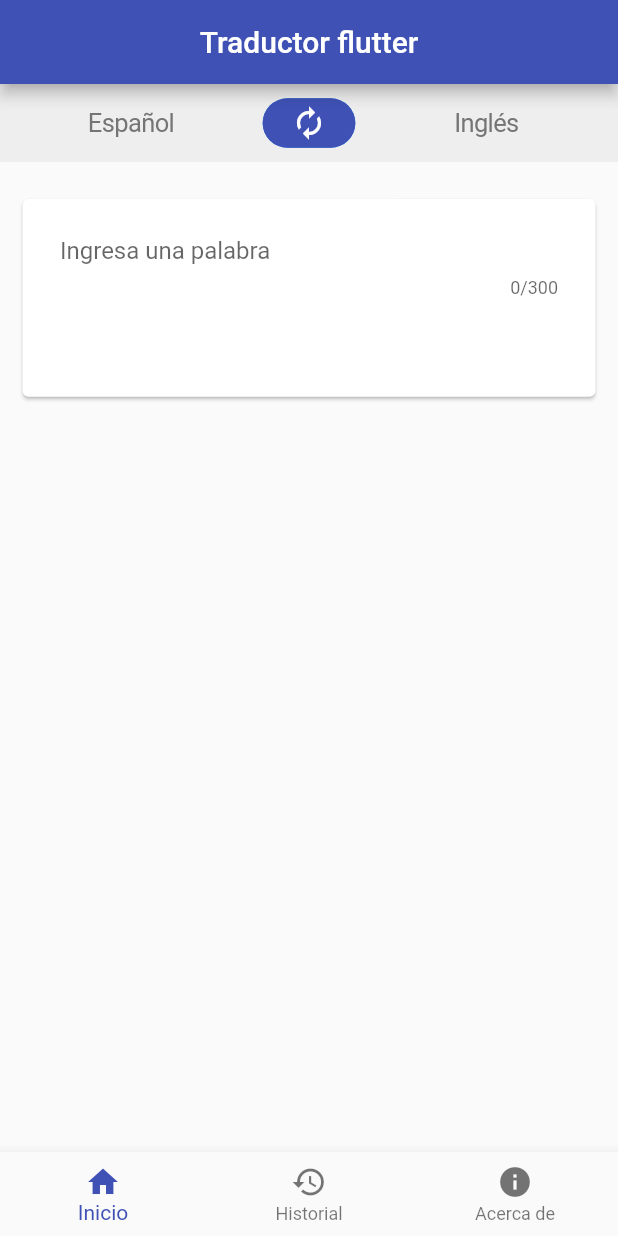
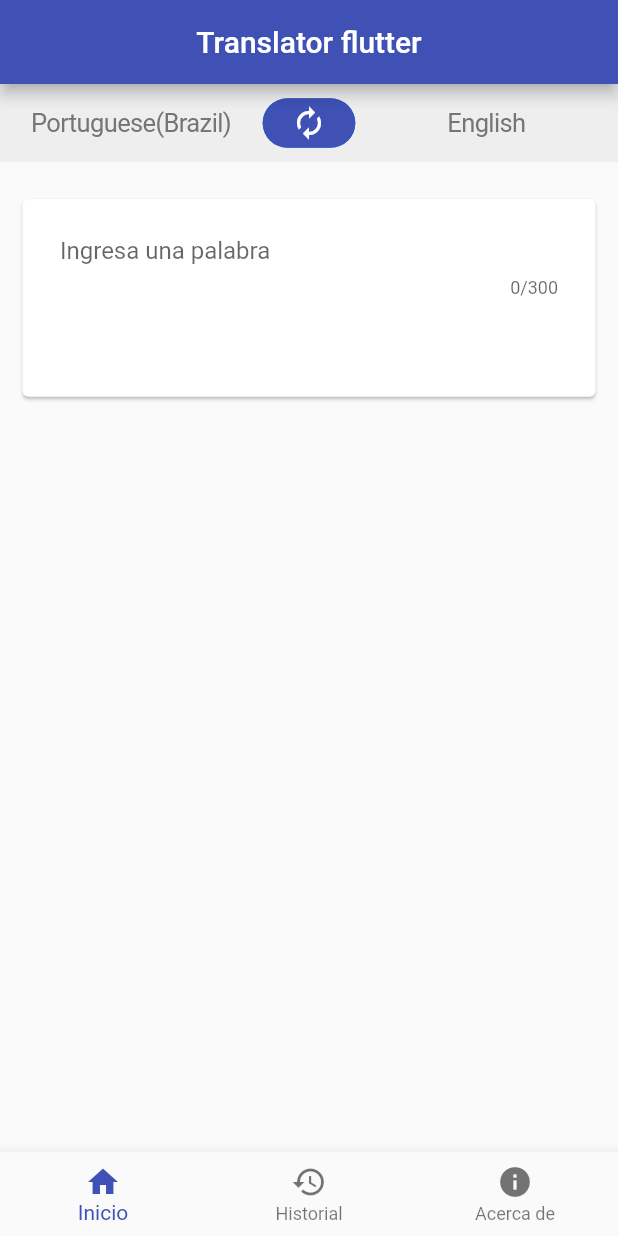
Before and after one commit to osamasabry9/flutter_translator, a Flutter app: the screen it shows after launch, on a phone screen of 412 x 824 dp. Run offline on Flutter 3.47's test engine with Material 2 defaults, Android fonts, the phone set to English and light mode, and no system bars; our stand-ins replace easy_splash_screen, share, stream_transform; missing offline and left inert: translator.

Commit message:
translator modulation

```diff
--- a/lib/blocs/translator_bloc.dart
+++ b/lib/blocs/translator_bloc.dart
@@ -6,8 +6,8 @@ class TranslatorBloc {
   String? _toLang;
   String? _google;
   TranslatorBloc() {
-    _fromLang = "es";
-    _toLang = "en";
+    _fromLang = "en";
+    _toLang = "pt";
     _google = "";
   }
   final _controllerText = StreamController<String>();
@@ -28,7 +28,7 @@ class TranslatorBloc {
       final translator = GoogleTranslator();
       if (text != null) {
         _google = (await translator.translate(text,
-            from: '$_fromLang', to: '$_toLang')) as String;
+            from: _fromLang!, to: _toLang!)).toString();
         if (_google != null) {
           print("$_google");
           _controllerText.add(_google!);
--- a/lib/ui/screens/home/home_screen.dart
+++ b/lib/ui/screens/home/home_screen.dart
@@ -35,8 +35,8 @@ class _HomeScreenState extends State<HomeScreen> {
 
     _size = new Responsive(context);
     change = false;
-    fromLang = "es";
-    toLang = "en";
+    fromLang = "en";
+    toLang = "pt";
     super.initState();
   }
 
@@ -113,14 +113,14 @@ class _HomeScreenState extends State<HomeScreen> {
                       initialData: "",
                       builder: (context, snapshot) {
                         return Text(
-                          (snapshot.data == "en") ? "Ingles" : "Español",
+                          (snapshot.data == "en") ? "English" : "Portuguese(Brazil)",
                           style: TextStyle(
                             color: Colors.grey[600],
                           ),
                         );
                       },
                     ),
-                    onPressed: () => print(change ? "Ingles" : "Español"),
+                    onPressed: () => print(change ?  "Portuguese(Brazil)" :"English"),
                   ),
                 ),
                 Container(
@@ -139,14 +139,14 @@ class _HomeScreenState extends State<HomeScreen> {
                       initialData: "",
                       builder: (context, snapshot) {
                         return Text(
-                          (snapshot.data == "es") ? "Español" : "Inglés",
+                          (snapshot.data == "pt") ? "Portuguese(Brazil)" : "English",
                           style: TextStyle(
                             color: Colors.grey[600],
                           ),
                         );
                       },
                     ),
-                    onPressed: () => print(change ? "Ingles" : "Español"),
+                    onPressed: () => print(change ? "English" : "Portuguese(Brazil)"),
                   ),
                 ),
               ],
--- a/lib/ui/screens/principal/principal_screen.dart
+++ b/lib/ui/screens/principal/principal_screen.dart
@@ -10,7 +10,7 @@ class PrincipalScreen extends StatefulWidget {
 
 class _PrincipalScreenState extends State<PrincipalScreen> {
   int? _selectedIndex;
-  static List<Widget> _widgetOptions = <Widget>[
+  static final List<Widget> _widgetOptions = <Widget>[
     HomeScreen(),
     HistoryScreen(),
     AboutScreen(),
@@ -47,7 +47,7 @@ class _PrincipalScreenState extends State<PrincipalScreen> {
     return Scaffold(
       appBar: AppBar(
         centerTitle: true,
-        title: Text("Traductor flutter"),
+        title: const Text("Translator flutter"),
       ),
       body: SafeArea(
         child: IndexedStack(
--- a/lib/ui/screens/splash/splash_screen.dart
+++ b/lib/ui/screens/splash/splash_screen.dart
@@ -14,7 +14,7 @@ class _SplashScreenPageState extends State<SplashScreenPage> {
       logo:Image.asset('assets/logo.png') ,
       backgroundColor: Colors.white,
       navigator: PrincipalScreen(),
-      durationInSeconds: 14,
+      durationInSeconds: 4,
       logoSize: 100.0,
 
       //type: CustomSplashType.StaticDuration,
```
